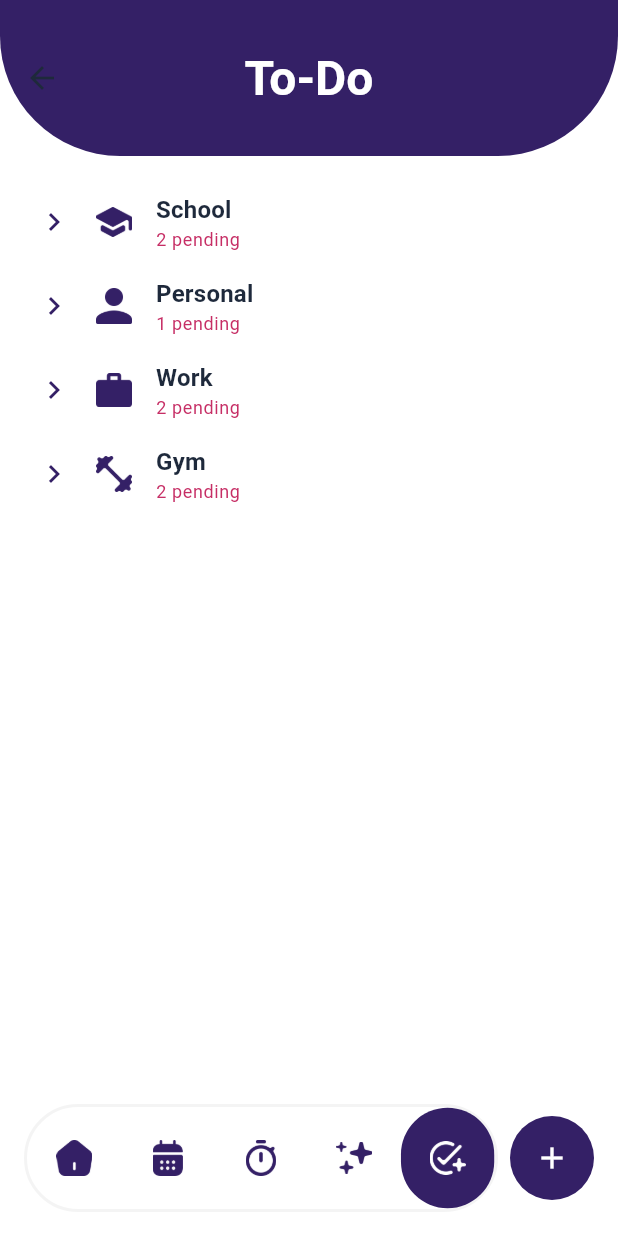
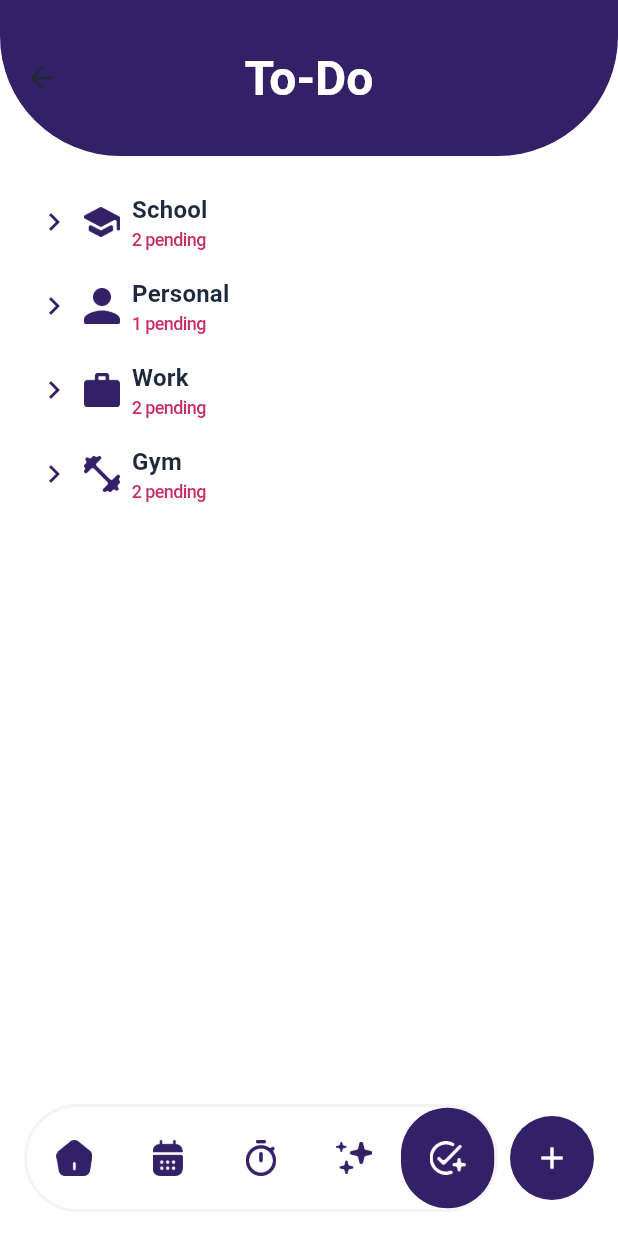
Before and after one commit to asm0git/momentum, a Flutter app: the TodoScreen screen opened by its route, on a phone screen of 412 x 824 dp. Run offline on Flutter 3.47's test engine with Material 3 defaults, Android fonts, the phone set to English and light mode, and no system bars; Roboto replaces fonts that are missing (SFProDisplay, SFProText).

Commit message:
fixed to-do

```diff
--- a/lib/app_theme.dart
+++ b/lib/app_theme.dart
@@ -70,18 +70,18 @@ final appTheme = ThemeData(
     bodyMedium: TextStyle(
         fontFamily: 'SFProText',
         fontSize: 16,
-      fontWeight: FontWeight.normal,
-    ),
+        fontWeight: FontWeight.w600,
+        letterSpacing: -0.4),
     bodySmall: TextStyle(
         fontFamily: 'SFProText',
         fontSize: 12,
-      fontWeight: FontWeight.normal,
-    ),
+        fontWeight: FontWeight.w500,
+        letterSpacing: -0.4),
     labelSmall: TextStyle(
         fontFamily: 'SFProRounded',
         fontSize: 8,
-      fontWeight: FontWeight.normal,
-    ),
+        fontWeight: FontWeight.w500,
+        letterSpacing: -0.4),
   ),
   cardTheme: const CardThemeData(
     margin: EdgeInsets.all(AppSpacing.sm),
--- a/lib/data_models.dart
+++ b/lib/data_models.dart
@@ -71,7 +71,7 @@ List<TaskCategory> createMockCategories() {
           estimatedDuration: const Duration(hours: 8),
         ),
         Task(
-          title: 'Grade first-year Python logic formulation assignments',
+          title: 'Grade first-year assignments',
           isChecked: false,
           date: today.add(const Duration(days: 1)),
           time: const TimeOfDay(hour: 9, minute: 0),
--- a/lib/screens/timer_screen.dart
+++ b/lib/screens/timer_screen.dart
@@ -3,6 +3,7 @@ import 'package:flutter/material.dart';
 import '../app_theme.dart';
 import '../navigation_destinations.dart';
 import '../widgets/bottom_navigation_bar.dart';
+import '../widgets/clock.dart';
 import '../widgets/primary_app_bar.dart';
 
 class TimerScreen extends StatelessWidget {
@@ -18,7 +19,9 @@ class TimerScreen extends StatelessWidget {
       ),
       body: Stack(
         children: [
-          SizedBox.expand(),
+          const Center(
+            child: Clock(),
+          ),
           Positioned.fill(
             child: FloatingNavigationGroup(
               key: ValueKey('timer-navigation'),
--- a/lib/widgets/collapsible_category.dart
+++ b/lib/widgets/collapsible_category.dart
@@ -57,7 +57,7 @@ class _CollapsibleCategoryState extends State<CollapsibleCategory> {
                   color: AppColors.primary,
                   size: AppSpacing.navigationIconSize,
                 ),
-                const SizedBox(width: AppSpacing.md),
+                const SizedBox(width: AppSpacing.xs),
                 Image.asset(
                   'assets/img/categories/${widget.iconName}.png',
                   width: AppSpacing.navigationIconSize,
@@ -65,7 +65,7 @@ class _CollapsibleCategoryState extends State<CollapsibleCategory> {
                   color: AppColors.primary,
                   colorBlendMode: BlendMode.srcIn,
                 ),
-                const SizedBox(width: AppSpacing.md),
+                const SizedBox(width: AppSpacing.xs),
                 Expanded(
                   child: Column(
                     crossAxisAlignment: CrossAxisAlignment.start,
@@ -91,27 +91,36 @@ class _CollapsibleCategoryState extends State<CollapsibleCategory> {
             ),
           ),
         ),
-        if (_isExpanded)
-          ListView.builder(
+        if (_isExpanded) ...[
+          const SizedBox(height: AppSpacing.xs),
+          Container(
+            decoration: BoxDecoration(
+              color: AppColors.surface,
+              borderRadius: BorderRadius.circular(24),
+            ),
+            padding: const EdgeInsets.all(16),
+            child: ListView.builder(
               shrinkWrap: true,
               physics: const NeverScrollableScrollPhysics(),
               itemCount: _items.length,
               itemBuilder: (context, index) {
                 final item = _items[index];
                 return Padding(
-                padding: const EdgeInsets.only(
-                  left: AppSpacing.lg,
-                  bottom: AppSpacing.sm,
+                  padding: EdgeInsets.only(
+                    bottom: index == _items.length - 1 ? 0 : 12,
                   ),
                   child: item is Task
                       ? TaskWidget(
                           task: item,
+                          categoryIconName: widget.iconName,
                           onChecked: (isChecked) => _checkTask(item, isChecked),
                         )
                       : Text(item.title, style: textTheme.bodyMedium),
                 );
               },
             ),
+          ),
+        ],
       ],
     );
   }
```
Also changed, not shown: lib/widgets/clock.dart (added, +95 -0 lines), lib/widgets/task_widget.dart (+32 -15 lines), pubspec.lock. Lines whose indentation alone changed are shown as unchanged.
